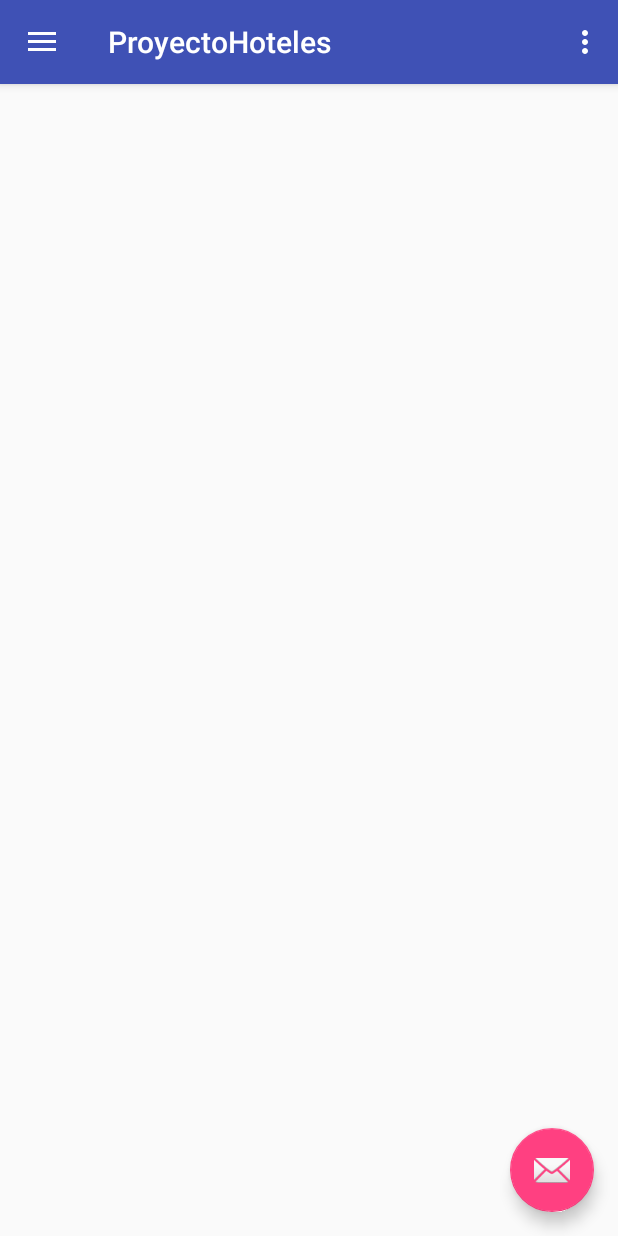
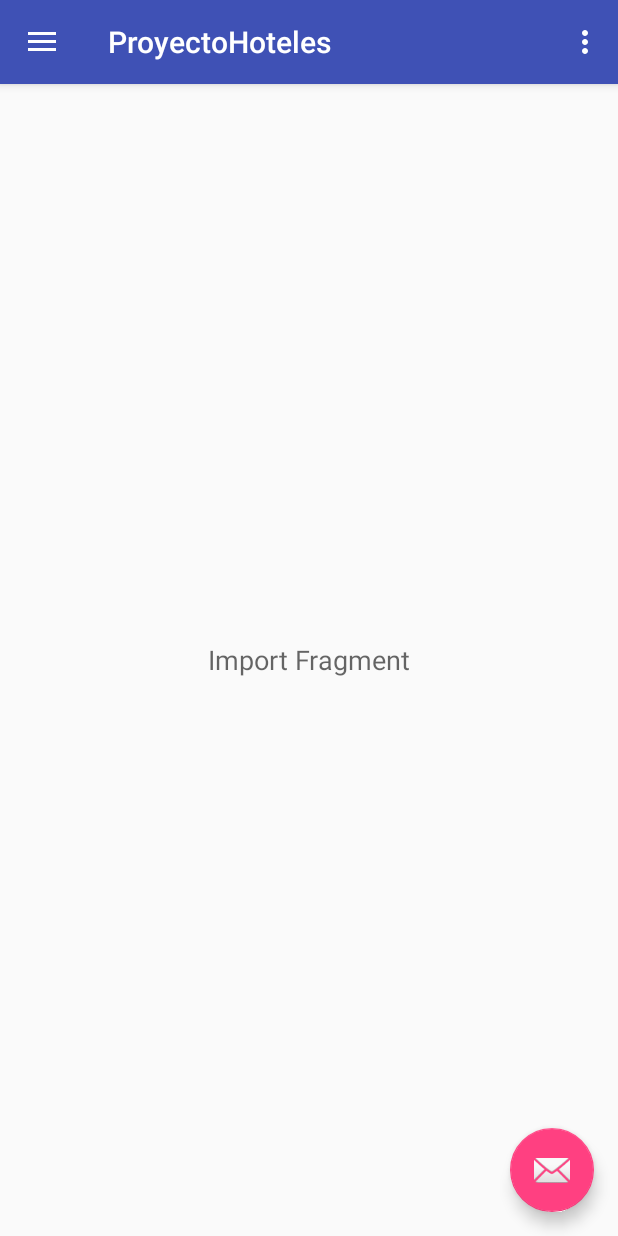
Before and after one commit to Jose95V/HotelMap, an Android app: the screen it shows after launch (MainActivity), after a tap on "Import", on a phone screen of 412 x 824 dp. Run offline under Robolectric (Android 15) with nearby library versions, the phone set to English and light mode, and no system bars; 1 other tap on this screen came first.

Commit message:
agregando clases Fragments

```diff
--- a/app/src/main/java/com/example/berenice/proyectohoteles/MainActivity.java
+++ b/app/src/main/java/com/example/berenice/proyectohoteles/MainActivity.java
@@ -15,12 +15,18 @@ import android.support.v7.widget.Toolbar;
 import android.view.Menu;
 import android.view.MenuItem;
 
+import com.example.berenice.proyectohoteles.fragments.GmapFragment;
+import com.example.berenice.proyectohoteles.fragments.ImportFragment;
+import com.example.berenice.proyectohoteles.fragments.MainFragment;
+
 public class MainActivity extends AppCompatActivity
         implements NavigationView.OnNavigationItemSelectedListener {
+
 
     @Override
     protected void onCreate(Bundle savedInstanceState) {
         super.onCreate(savedInstanceState);
+
         setContentView(R.layout.activity_main);
         Toolbar toolbar = (Toolbar) findViewById(R.id.toolbar);
         setSupportActionBar(toolbar);
@@ -43,6 +49,8 @@ public class MainActivity extends AppCompatActivity
         NavigationView navigationView = (NavigationView) findViewById(R.id.nav_view);
         navigationView.setNavigationItemSelectedListener(this);
 
+        FragmentManager fm = getFragmentManager();
+        fm.beginTransaction().replace(R.id.content_frame, new MainFragment()).commit();
 
     }
 
@@ -55,7 +63,6 @@ public class MainActivity extends AppCompatActivity
             super.onBackPressed();
         }
     }
-
 
     @Override
     public boolean onCreateOptionsMenu(Menu menu) {
@@ -82,13 +89,14 @@ public class MainActivity extends AppCompatActivity
     @SuppressWarnings("StatementWithEmptyBody")
     @Override
     public boolean onNavigationItemSelected(MenuItem item) {
-        // Handle navigation view item clicks here.
+        FragmentManager fm = getFragmentManager();
+
         int id = item.getItemId();
 
         if (id == R.id.nav_camera) {
-
+            fm.beginTransaction().replace(R.id.content_frame, new ImportFragment()).commit();
         } else if (id == R.id.nav_gallery) {
-
+            fm.beginTransaction().replace(R.id.content_frame, new GmapFragment()).commit();
         } else if (id == R.id.nav_slideshow) {
 
         } else if (id == R.id.nav_manage) {
@@ -98,9 +106,9 @@ public class MainActivity extends AppCompatActivity
         } else if (id == R.id.nav_send) {
 
         }
-
         DrawerLayout drawer = (DrawerLayout) findViewById(R.id.drawer_layout);
         drawer.closeDrawer(GravityCompat.START);
         return true;
     }
+
 }
--- /dev/null
+++ b/app/src/main/java/com/example/berenice/proyectohoteles/fragments/ImportFragment.java
@@ -0,0 +1,28 @@
+package com.example.berenice.proyectohoteles.fragments;
+
+import android.app.Fragment;
+import android.os.Bundle;
+import android.support.annotation.Nullable;
+import android.view.LayoutInflater;
+import android.view.View;
+import android.view.ViewGroup;
+
+import com.example.berenice.proyectohoteles.R;
+
+/**
+ * Created by Jose Danilo on 06/04/2017.
+ */
+
+public class ImportFragment extends Fragment {
+
+    @Nullable
+    @Override
+    public View onCreateView(LayoutInflater inflater, ViewGroup container, Bundle savedInstanceState) {
+        return inflater.inflate(R.layout.fragment_import, container,false);
+    }
+
+    @Override
+    public void onViewCreated(View view, Bundle savedInstanceState) {
+        super.onViewCreated(view, savedInstanceState);
+    }
+}
--- /dev/null
+++ b/app/src/main/java/com/example/berenice/proyectohoteles/fragments/MainFragment.java
@@ -0,0 +1,24 @@
+package com.example.berenice.proyectohoteles.fragments;
+
+import android.app.Fragment;
+import android.os.Bundle;
+import android.support.annotation.Nullable;
+import android.view.LayoutInflater;
+import android.view.View;
+import android.view.ViewGroup;
+
+import com.example.berenice.proyectohoteles.R;
+
+/**
+ * Created by Jose Danilo on 06/04/2017.
+ */
+
+public class MainFragment extends Fragment {
+
+    @Nullable
+    @Override
+    public View onCreateView(LayoutInflater inflater, ViewGroup container, Bundle savedInstanceState) {
+        return inflater.inflate(R.layout.fragment_main,container,false);
+    }
+
+}
```
Also changed, not shown: app/src/main/java/com/example/berenice/proyectohoteles/fragments/GmapFragment.java (added, +50 -0 lines).
